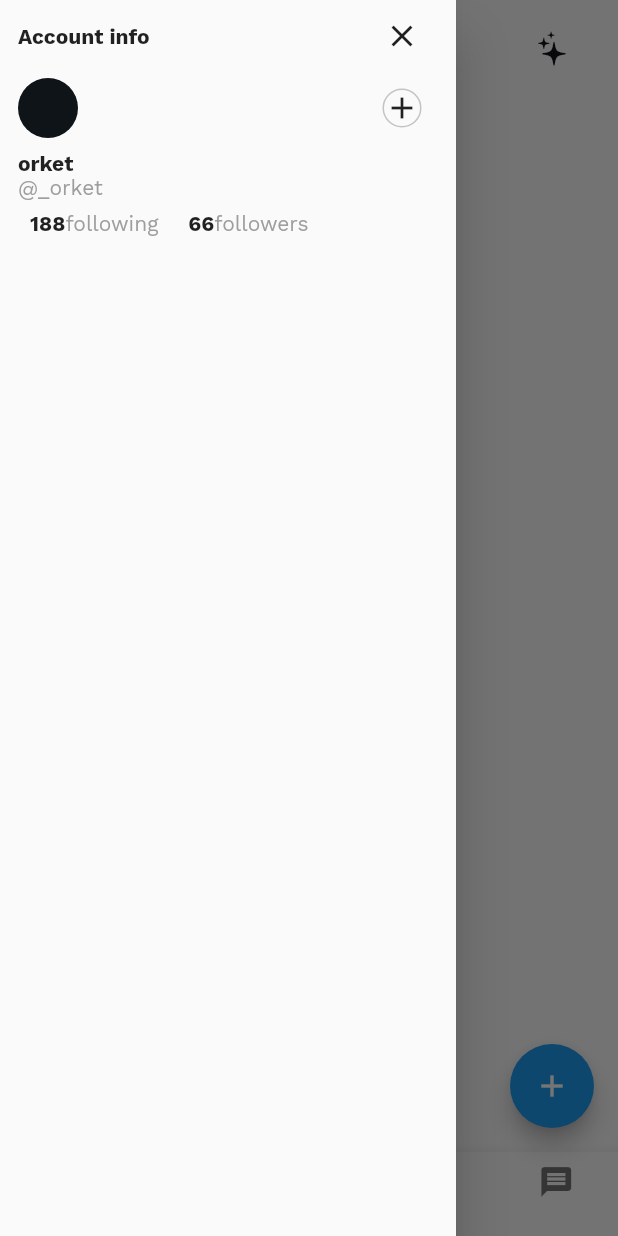
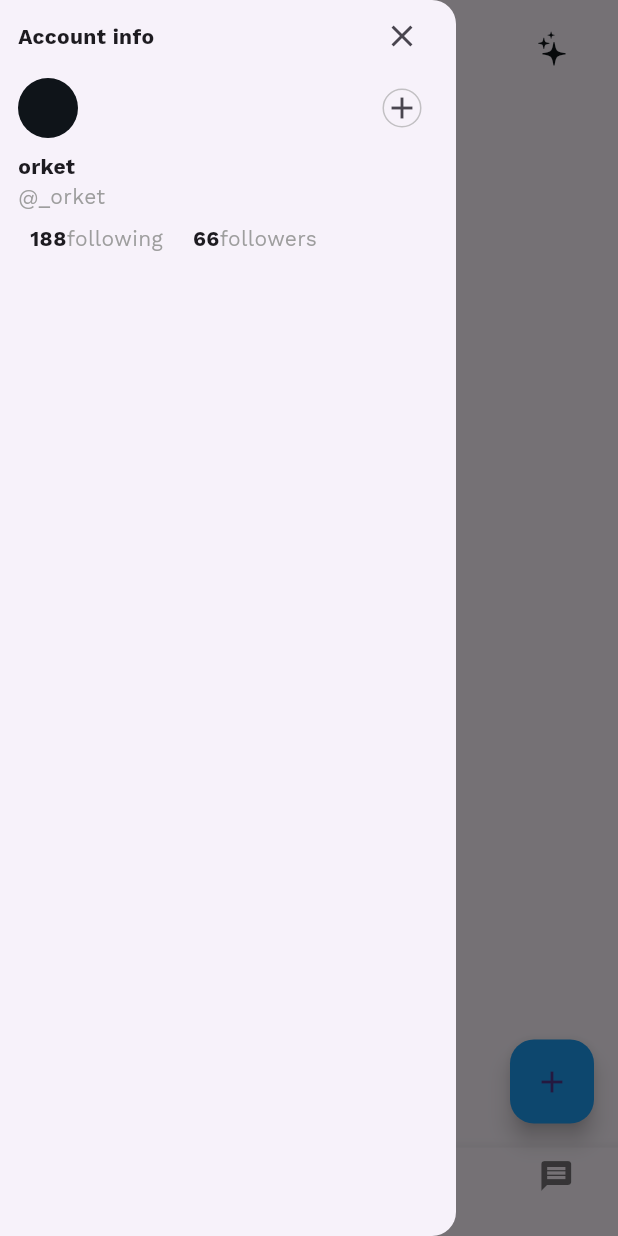
Before and after one commit to ogaroh/twitter_clone, a Flutter app: the screen it shows after launch, with the side drawer open, on a phone screen of 412 x 824 dp. Run offline on Flutter 3.47's test engine with Material 2 defaults, Android fonts, the phone set to English and light mode, and no system bars; our stand-ins replace flutter_svg, get, google_fonts, hooks_riverpod.

```diff
--- a/mobile/lib/main.dart
+++ b/mobile/lib/main.dart
@@ -5,6 +5,8 @@ import 'package:mobile/screens/create_account_screen.dart';
 import 'package:mobile/screens/home_screen.dart';
 import 'package:mobile/screens/log_in_screen.dart';
 import 'package:mobile/theme.dart';
+
+// import 'screens/sign_in_options_screen.dart';
 
 void main() {
   runApp(const ProviderScope(child: MyApp()));
--- a/mobile/lib/screens/home_screen.dart
+++ b/mobile/lib/screens/home_screen.dart
@@ -13,7 +13,7 @@ class HomeScreen extends StatelessWidget {
   Widget build(BuildContext context) {
     return SafeArea(
       child: Scaffold(
-        drawer: DrawerWidget(),
+        drawer: const DrawerWidget(),
         // extendBodyBehindAppBar: true,
 
         body: Column(
--- a/mobile/lib/theme.dart
+++ b/mobile/lib/theme.dart
@@ -8,6 +8,7 @@ import 'package:mobile/constants/colors.dart';
 final themeProvider = StateProvider<ThemeData>(((ref) => lightTheme));
 
 ThemeData lightTheme = ThemeData(
+    useMaterial3: true,
     appBarTheme: const AppBarTheme(
         color: kWhite,
         elevation: 0,
@@ -15,10 +16,14 @@ ThemeData lightTheme = ThemeData(
         shadowColor: kWhite,
         actionsIconTheme: IconThemeData(color: kBlack)),
     fontFamily: GoogleFonts.workSans().fontFamily,
+    // fontFamily: 'ProductSans',
     primarySwatch: mySwatch);
 
 ThemeData darkTheme = ThemeData(
+  useMaterial3: true,
   primarySwatch: darkSwatch,
+  fontFamily: GoogleFonts.workSans().fontFamily,
+  // fontFamily: 'ProductSans',
 );
 
 var myHeader1Style = const TextStyle(fontSize: 23, fontWeight: FontWeight.w900);
--- a/mobile/lib/widgets/drawer.dart
+++ b/mobile/lib/widgets/drawer.dart
@@ -1,8 +1,10 @@
 import 'package:flutter/material.dart';
-import 'package:hooks_riverpod/hooks_riverpod.dart';
+// import 'package:hooks_riverpod/hooks_riverpod.dart';
 import 'package:mobile/constants/colors.dart';
 
 class DrawerWidget extends StatelessWidget {
+  const DrawerWidget({super.key});
+
   @override
   Widget build(BuildContext context) {
     return Drawer(
@@ -36,7 +38,7 @@ class DrawerWidget extends StatelessWidget {
                           shape: BoxShape.circle,
                           border:
                               Border.all(color: Colors.grey.withOpacity(0.6))),
-                      child: Icon(Icons.add_outlined)))
+                      child: const Icon(Icons.add_outlined)))
             ],
           ),
           const SizedBox(
```
Also changed, not shown: mobile/pubspec.yaml (+19 -4 lines), mobile/assets/fonts/ProductSansBold.ttf (added), mobile/assets/fonts/ProductSansBoldItalic.ttf (added), mobile/assets/fonts/ProductSansItalic.ttf (added), mobile/assets/fonts/ProductSansRegular.ttf (added), 3 other files.
